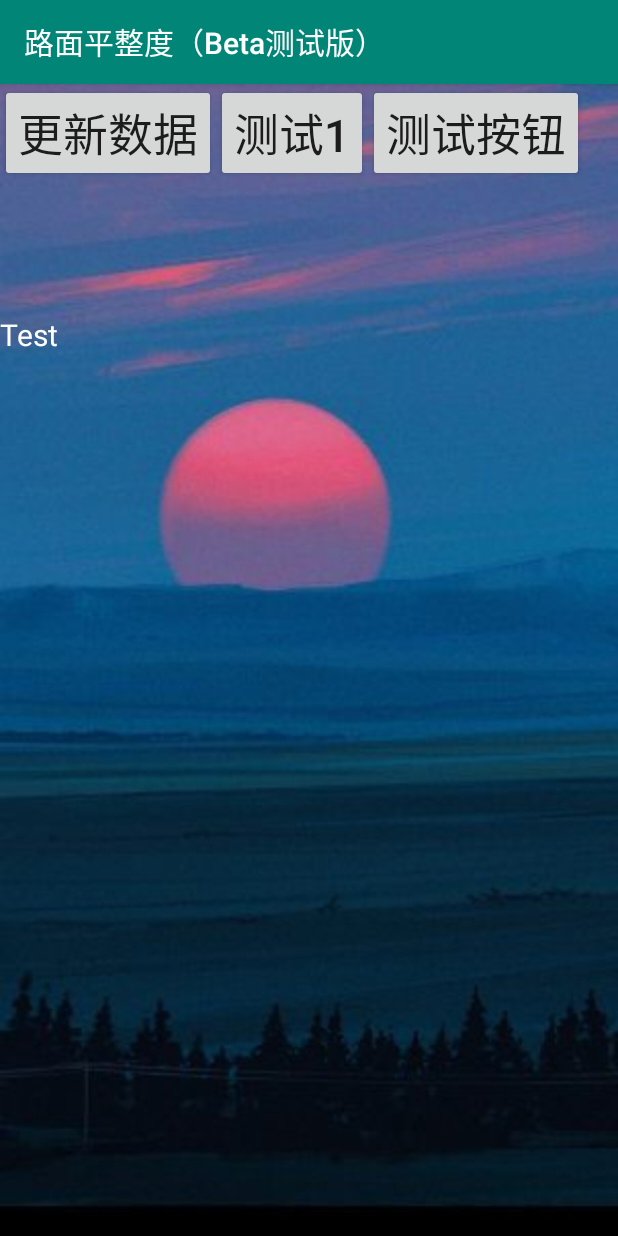
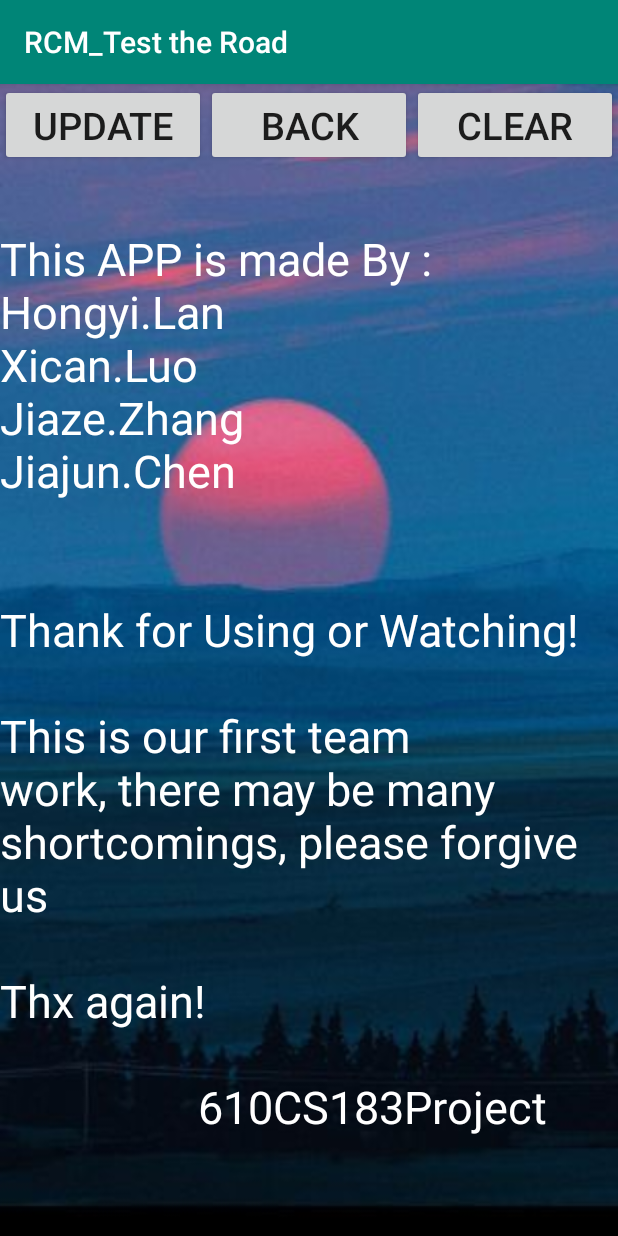
Before and after one commit to RetenQ/RoadConditionTest, an Android app: the History screen opened directly, with no data from a screen before it, on a phone screen of 412 x 824 dp. Run offline under Robolectric (Android 15) with nearby library versions, the phone set to English and light mode, and no system bars.

Commit message:
Cs183_FinalReport

```diff
--- a/app/src/main/AndroidManifest.xml
+++ b/app/src/main/AndroidManifest.xml
@@ -12,7 +12,7 @@
     <application
         android:allowBackup="true"
         android:icon="@drawable/app06"
-        android:label="路面平整度（Beta测试版）"
+        android:label="RCM_Test the Road"
         android:roundIcon="@drawable/app06"
         android:supportsRtl="true"
         android:theme="@style/AppTheme">
--- a/app/src/main/res/layout/activity_history.xml
+++ b/app/src/main/res/layout/activity_history.xml
@@ -17,26 +17,29 @@
 
         <Button
             android:id="@+id/HS_BT_Updata"
-            android:layout_width="wrap_content"
+            android:layout_width="0dp"
+            android:layout_weight="1"
             android:layout_height="wrap_content"
-            android:text="更新数据"
-            android:textSize="30dp"
+            android:text="Update"
+            android:textSize="25dp"
             />
 
         <Button
             android:id="@+id/HS_BT_TEST1"
-            android:layout_width="wrap_content"
+            android:layout_width="0dp"
+            android:layout_weight="1"
             android:layout_height="wrap_content"
-            android:text="测试1"
-            android:textSize="30dp"
+            android:text="Back"
+            android:textSize="25dp"
             />
 
         <Button
             android:id="@+id/HS_BT_TEST2"
-            android:layout_width="wrap_content"
+            android:layout_width="0dp"
+            android:layout_weight="1"
             android:layout_height="wrap_content"
-            android:text="测试按钮"
-            android:textSize="30dp"
+            android:text="Clear"
+            android:textSize="25dp"
             />
 
 
@@ -46,17 +49,21 @@
     <LinearLayout
         android:layout_width="match_parent"
         android:layout_height="0dp"
-        android:layout_weight="4"
+        android:layout_weight="7"
         >
 
         <TextView
             android:id="@+id/HS_TV_1"
             android:layout_width="match_parent"
-            android:layout_height="match_parent"
-            android:text="Test"
-            android:textSize="20dp"
+            android:layout_height="wrap_content"
+            android:text="This APP is made By : \nHongyi.Lan\nXican.Luo\nJiaze.Zhang\nJiajun.Chen\n\n
+            \nThank for Using or Watching!\n\nThis is our first team work, there may be many shortcomings, please forgive us
+            \n\nThx again!\n\n                  610CS183Project"
+            android:textSize="30dp"
             android:textColor="#FFFFFF"
+
             />
+
     </LinearLayout>
 
 </LinearLayout>
```
Also changed, not shown: app/src/main/java/com/example/cs183/CheckData.java (+7 -4 lines), app/src/main/java/com/example/cs183/History.java (+41 -30 lines), app/src/main/java/com/example/cs183/MainActivity.java (+57 -55 lines), app/src/main/java/com/example/cs183/TestPoint.java (+27 -23 lines), app/src/main/res/layout/activity_check_data.xml (+5 -5 lines), app/src/main/res/layout/activity_main.xml (+7 -5 lines), app/src/main/res/layout/activity_test_point.xml (+6 -3 lines), app/src/main/res/drawable/bk3.jpg (added), app/src/main/res/drawable/bk4.jpg (added), app/src/main/res/drawable/bk5.jpg (added), 1 other file.
